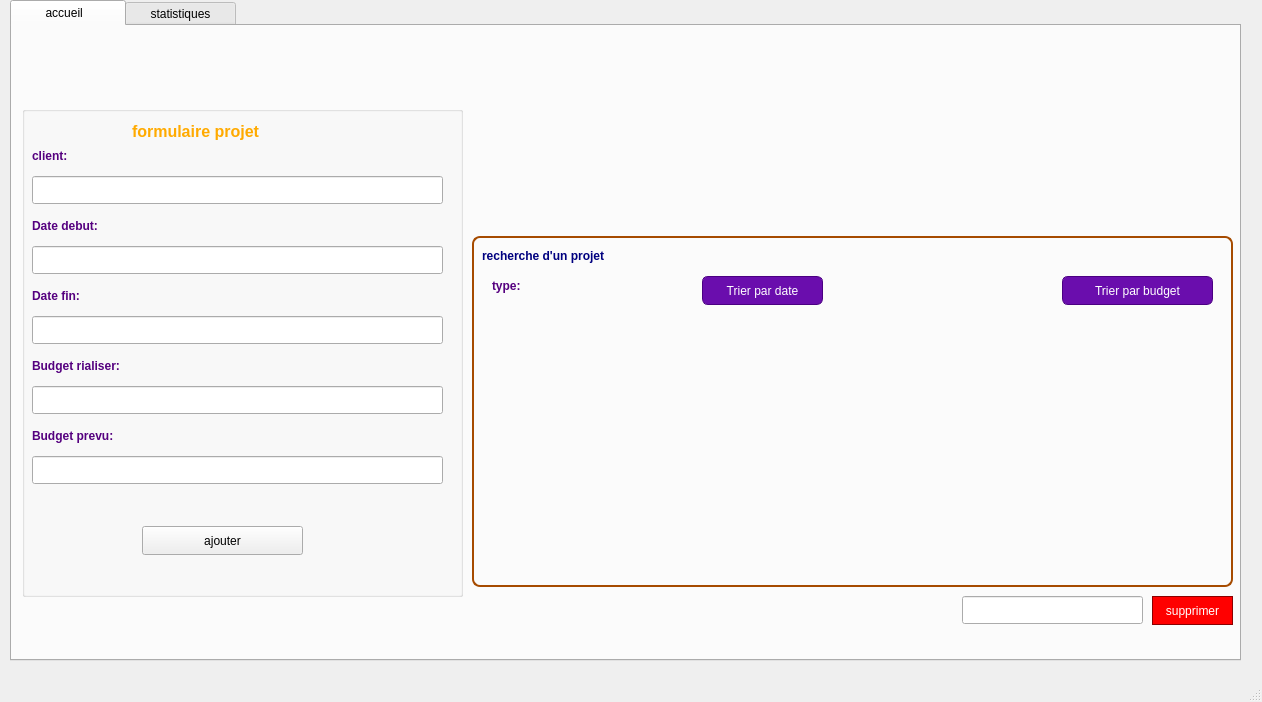
Above: gprojet.ui from ProjetCPP2A21/projetcpp-2a21-smart-digital-content-creation-studio before the change. Below: the same form after it.
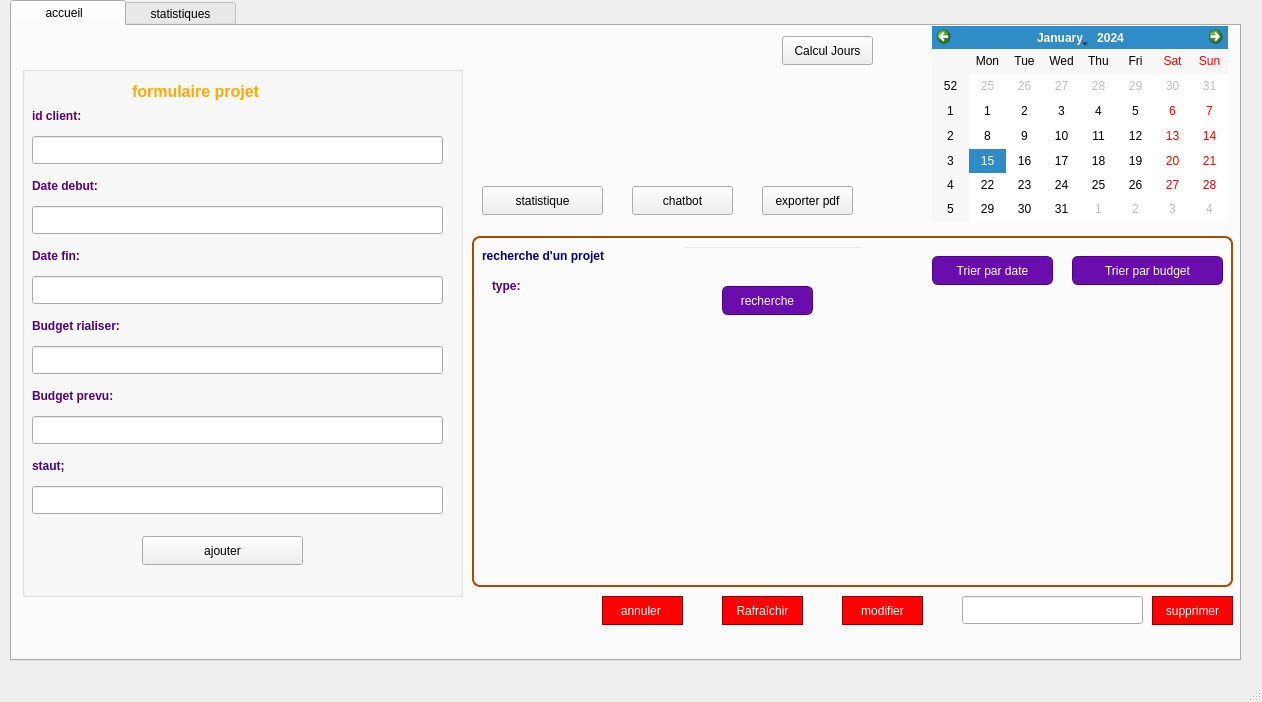
That is the form after the change.

Diff of the .ui file:
```diff
--- a/gprojet.ui
+++ b/gprojet.ui
@@ -49,9 +49,9 @@
       <property name="geometry">
        <rect>
         <x>10</x>
-        <y>80</y>
+        <y>40</y>
         <width>441</width>
-        <height>491</height>
+        <height>531</height>
        </rect>
       </property>
       <property name="whatsThis">
@@ -96,14 +96,14 @@
         </rect>
        </property>
        <property name="text">
-        <string>&lt;html&gt;&lt;head/&gt;&lt;body&gt;&lt;p&gt;&lt;span style=&quot; font-weight:700; color:#55007f;&quot;&gt;client:&lt;/span&gt;&lt;/p&gt;&lt;/body&gt;&lt;/html&gt;</string>
+        <string>&lt;html&gt;&lt;head/&gt;&lt;body&gt;&lt;p&gt;&lt;span style=&quot; font-weight:700; color:#55007f;&quot;&gt;id client:&lt;/span&gt;&lt;/p&gt;&lt;/body&gt;&lt;/html&gt;</string>
        </property>
       </widget>
       <widget class="QPushButton" name="addProjectButton">
        <property name="geometry">
         <rect>
          <x>120</x>
-         <y>420</y>
+         <y>470</y>
          <width>161</width>
          <height>29</height>
         </rect>
@@ -207,6 +207,29 @@
         </rect>
        </property>
       </widget>
+      <widget class="QLabel" name="label_nom_7">
+       <property name="geometry">
+        <rect>
+         <x>10</x>
+         <y>390</y>
+         <width>211</width>
+         <height>20</height>
+        </rect>
+       </property>
+       <property name="text">
+        <string>&lt;html&gt;&lt;head/&gt;&lt;body&gt;&lt;p&gt;&lt;span style=&quot; font-weight:700; color:#55007f;&quot;&gt;staut;&lt;/span&gt;&lt;/p&gt;&lt;/body&gt;&lt;/html&gt;</string>
+       </property>
+      </widget>
+      <widget class="QLineEdit" name="statutLineEdit">
+       <property name="geometry">
+        <rect>
+         <x>10</x>
+         <y>420</y>
+         <width>411</width>
+         <height>28</height>
+        </rect>
+       </property>
+      </widget>
      </widget>
      <widget class="QGroupBox" name="groupBox_recherche">
       <property name="geometry">
@@ -322,7 +345,7 @@
         <rect>
          <x>10</x>
          <y>30</y>
-         <width>341</width>
+         <width>161</width>
          <height>20</height>
         </rect>
        </property>
@@ -333,8 +356,8 @@
       <widget class="QPushButton" name="sortByDateButton">
        <property name="geometry">
         <rect>
-         <x>230</x>
-         <y>60</y>
+         <x>460</x>
+         <y>40</y>
          <width>121</width>
          <height>29</height>
         </rect>
@@ -346,8 +369,8 @@
       <widget class="QPushButton" name="sortByBudgetButton">
        <property name="geometry">
         <rect>
-         <x>590</x>
-         <y>60</y>
+         <x>600</x>
+         <y>40</y>
          <width>151</width>
          <height>29</height>
         </rect>
@@ -369,22 +392,29 @@
         <string>&lt;html&gt;&lt;head/&gt;&lt;body&gt;&lt;p&gt;&lt;span style=&quot; font-weight:700; color:#55007f;&quot;&gt;type:&lt;/span&gt;&lt;/p&gt;&lt;/body&gt;&lt;/html&gt;</string>
        </property>
       </widget>
-     </widget>
-     <widget class="QLabel" name="typeLineEdit">
-      <property name="geometry">
-       <rect>
-        <x>470</x>
-        <y>10</y>
-        <width>731</width>
-        <height>171</height>
-       </rect>
-      </property>
-      <property name="autoFillBackground">
-       <bool>false</bool>
-      </property>
-      <property name="text">
-       <string/>
-      </property>
+      <widget class="QPushButton" name="sortByBudgetButton_2">
+       <property name="geometry">
+        <rect>
+         <x>250</x>
+         <y>70</y>
+         <width>91</width>
+         <height>29</height>
+        </rect>
+       </property>
+       <property name="text">
+        <string>recherche</string>
+       </property>
+      </widget>
+      <widget class="QLineEdit" name="searchLineEdit">
+       <property name="geometry">
+        <rect>
+         <x>210</x>
+         <y>30</y>
+         <width>181</width>
+         <height>28</height>
+        </rect>
+       </property>
+      </widget>
      </widget>
      <widget class="QPushButton" name="deleteProjectButton">
       <property name="geometry">
@@ -419,6 +449,137 @@
        </rect>
       </property>
      </widget>
+     <widget class="QPushButton" name="modifButton">
+      <property name="geometry">
+       <rect>
+        <x>830</x>
+        <y>570</y>
+        <width>81</width>
+        <height>29</height>
+       </rect>
+      </property>
+      <property name="styleSheet">
+       <string notr="true">QPushButton {
+    background-color: red;
+    color: white; /* Texte blanc pour contraste */
+    border: 1px solid darkred; /* Bordure pour un meilleur rendu */
+}
+QPushButton:hover {
+    background-color: darkred; /* Couleur au survol */
+}</string>
+      </property>
+      <property name="text">
+       <string>modifier</string>
+      </property>
+     </widget>
+     <widget class="QPushButton" name="cancelModificationButton">
+      <property name="geometry">
+       <rect>
+        <x>590</x>
+        <y>570</y>
+        <width>81</width>
+        <height>29</height>
+       </rect>
+      </property>
+      <property name="styleSheet">
+       <string notr="true">QPushButton {
+    background-color: red;
+    color: white; /* Texte blanc pour contraste */
+    border: 1px solid darkred; /* Bordure pour un meilleur rendu */
+}
+QPushButton:hover {
+    background-color: darkred; /* Couleur au survol */
+}</string>
+      </property>
+      <property name="text">
+       <string>annuler </string>
+      </property>
+     </widget>
+     <widget class="QPushButton" name="refreshButton">
+      <property name="geometry">
+       <rect>
+        <x>710</x>
+        <y>570</y>
+        <width>81</width>
+        <height>29</height>
+       </rect>
+      </property>
+      <property name="styleSheet">
+       <string notr="true">QPushButton {
+    background-color: red;
+    color: white; /* Texte blanc pour contraste */
+    border: 1px solid darkred; /* Bordure pour un meilleur rendu */
+}
+QPushButton:hover {
+    background-color: darkred; /* Couleur au survol */
+}</string>
+      </property>
+      <property name="text">
+       <string>Rafraîchir</string>
+      </property>
+     </widget>
+     <widget class="QCalendarWidget" name="calendarButton">
+      <property name="geometry">
+       <rect>
+        <x>920</x>
+        <y>0</y>
+        <width>296</width>
+        <height>195</height>
+       </rect>
+      </property>
+     </widget>
+     <widget class="QPushButton" name="calculateDaysButton">
+      <property name="geometry">
+       <rect>
+        <x>770</x>
+        <y>10</y>
+        <width>91</width>
+        <height>29</height>
+       </rect>
+      </property>
+      <property name="text">
+       <string>Calcul Jours</string>
+      </property>
+     </widget>
+     <widget class="QPushButton" name="statsBudgetButton">
+      <property name="geometry">
+       <rect>
+        <x>470</x>
+        <y>160</y>
+        <width>121</width>
+        <height>29</height>
+       </rect>
+      </property>
+      <property name="text">
+       <string>statistique</string>
+      </property>
+     </widget>
+     <widget class="QPushButton" name="chatbotButton">
+      <property name="geometry">
+       <rect>
+        <x>620</x>
+        <y>160</y>
+        <width>101</width>
+        <height>29</height>
+       </rect>
+      </property>
+      <property name="text">
+       <string>chatbot</string>
+      </property>
+     </widget>
+     <widget class="QPushButton" name="exportPdfButton">
+      <property name="geometry">
+       <rect>
+        <x>750</x>
+        <y>160</y>
+        <width>91</width>
+        <height>29</height>
+       </rect>
+      </property>
+      <property name="text">
+       <string>exporter pdf</string>
+      </property>
+     </widget>
     </widget>
     <widget class="QWidget" name="statistiques">
      <attribute name="title">
```
Left out of the diff: 2 changed lines with no effect on the pictures.
